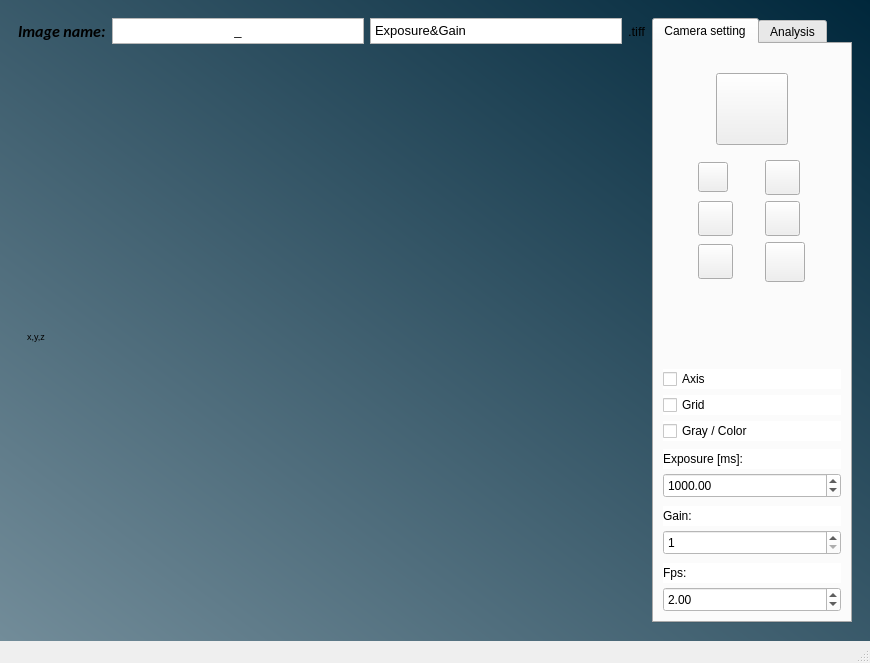
Before: the Qt Designer form develop/interfaces/interface_camera_menu.ui in Mark-mmv/HelczaViewerMultiProject_v1, drawn with Qt 5.
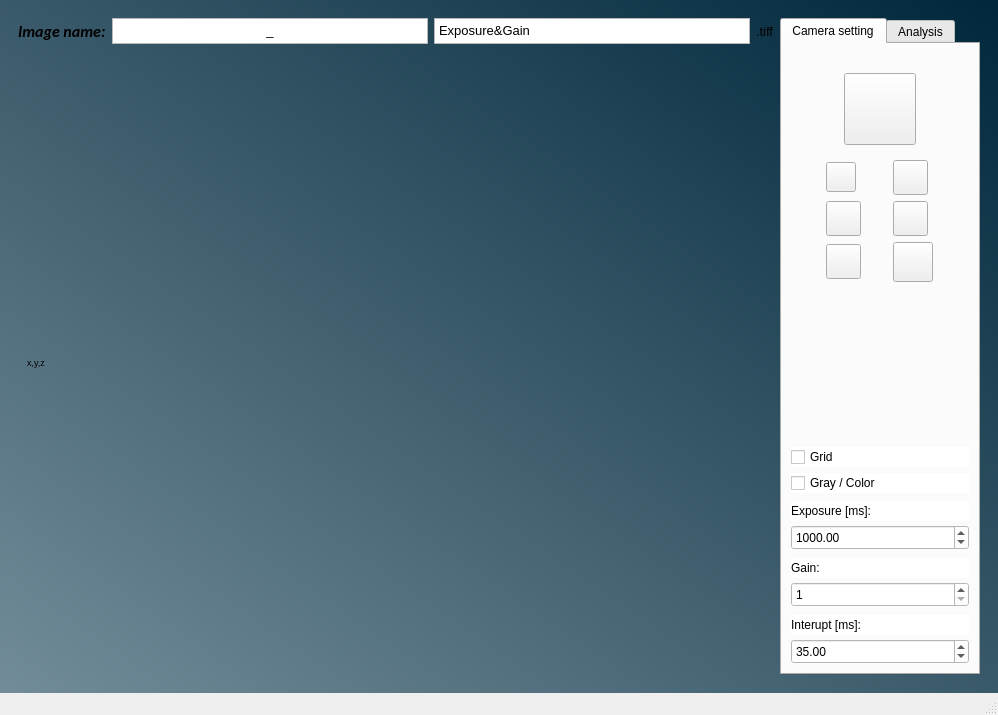
After: the same form once the commit is applied. The open tabs and pages were chosen to show the change. Icons and pictures are not drawn.

```diff
--- a/develop/interfaces/interface_camera_menu.ui
+++ b/develop/interfaces/interface_camera_menu.ui
@@ -6,8 +6,8 @@
    <rect>
     <x>0</x>
     <y>0</y>
-    <width>870</width>
-    <height>663</height>
+    <width>998</width>
+    <height>715</height>
    </rect>
   </property>
   <property name="windowTitle">
@@ -177,72 +177,6 @@
            <property name="topMargin">
             <number>9</number>
            </property>
-           <item row="1" column="1">
-            <spacer name="verticalspacer_5">
-             <property name="orientation">
-              <enum>Qt::Vertical</enum>
-             </property>
-             <property name="sizeType">
-              <enum>QSizePolicy::Fixed</enum>
-             </property>
-             <property name="sizeHint" stdset="0">
-              <size>
-               <width>20</width>
-               <height>20</height>
-              </size>
-             </property>
-            </spacer>
-           </item>
-           <item row="13" column="0" colspan="3">
-            <widget class="QLabel" name="label_exposure">
-             <property name="sizePolicy">
-              <sizepolicy hsizetype="Preferred" vsizetype="Preferred">
-               <horstretch>0</horstretch>
-               <verstretch>0</verstretch>
-              </sizepolicy>
-             </property>
-             <property name="minimumSize">
-              <size>
-               <width>0</width>
-               <height>20</height>
-              </size>
-             </property>
-             <property name="maximumSize">
-              <size>
-               <width>16777215</width>
-               <height>15</height>
-              </size>
-             </property>
-             <property name="styleSheet">
-              <string notr="true">background-color: rgb(255, 255, 255);</string>
-             </property>
-             <property name="text">
-              <string>Exposure [ms]:</string>
-             </property>
-            </widget>
-           </item>
-           <item row="16" column="0" colspan="3">
-            <widget class="QLabel" name="label_gain">
-             <property name="minimumSize">
-              <size>
-               <width>0</width>
-               <height>20</height>
-              </size>
-             </property>
-             <property name="maximumSize">
-              <size>
-               <width>16777215</width>
-               <height>15</height>
-              </size>
-             </property>
-             <property name="styleSheet">
-              <string notr="true">background-color: rgb(255, 255, 255);</string>
-             </property>
-             <property name="text">
-              <string>Gain:</string>
-             </property>
-            </widget>
-           </item>
            <item row="9" column="0" colspan="3">
             <spacer name="verticalspacer_6">
              <property name="orientation">
@@ -259,92 +193,6 @@
              </property>
             </spacer>
            </item>
-           <item row="19" column="0" colspan="3">
-            <widget class="QLabel" name="label_fps">
-             <property name="minimumSize">
-              <size>
-               <width>0</width>
-               <height>20</height>
-              </size>
-             </property>
-             <property name="maximumSize">
-              <size>
-               <width>16777215</width>
-               <height>15</height>
-              </size>
-             </property>
-             <property name="styleSheet">
-              <string notr="true">background-color: rgb(255, 255, 255);</string>
-             </property>
-             <property name="text">
-              <string>Fps:</string>
-             </property>
-            </widget>
-           </item>
-           <item row="12" column="0" colspan="3">
-            <widget class="QCheckBox" name="checkbox_gray_color">
-             <property name="minimumSize">
-              <size>
-               <width>0</width>
-               <height>20</height>
-              </size>
-             </property>
-             <property name="styleSheet">
-              <string notr="true">background-color: rgb(255, 255, 255);</string>
-             </property>
-             <property name="text">
-              <string>Gray / Color</string>
-             </property>
-            </widget>
-           </item>
-           <item row="21" column="0" colspan="3">
-            <widget class="QDoubleSpinBox" name="spinbox_fps">
-             <property name="minimumSize">
-              <size>
-               <width>0</width>
-               <height>25</height>
-              </size>
-             </property>
-             <property name="styleSheet">
-              <string notr="true">background-color: rgb(255, 255, 255);</string>
-             </property>
-             <property name="singleStep">
-              <double>0.010000000000000</double>
-             </property>
-             <property name="value">
-              <double>2.000000000000000</double>
-             </property>
-            </widget>
-           </item>
-           <item row="18" column="0" colspan="3">
-            <widget class="QSpinBox" name="spinbox_gain">
-             <property name="minimumSize">
-              <size>
-               <width>100</width>
-               <height>25</height>
-              </size>
-             </property>
-             <property name="styleSheet">
-              <string notr="true">background-color: rgb(255, 255, 255);</string>
-             </property>
-             <property name="minimum">
-              <number>1</number>
-             </property>
-             <property name="maximum">
-              <number>33</number>
-             </property>
-            </widget>
-           </item>
-           <item row="11" column="0" colspan="3">
-            <widget class="QCheckBox" name="checkbox_grid_stream">
-             <property name="styleSheet">
-              <string notr="true">background-color: rgb(255, 255, 255);</string>
-             </property>
-             <property name="text">
-              <string>Grid</string>
-             </property>
-            </widget>
-           </item>
            <item row="2" column="1">
             <widget class="QPushButton" name="button_start_stream">
              <property name="enabled">
@@ -413,7 +261,29 @@
              </property>
             </widget>
            </item>
-           <item row="15" column="0" colspan="3">
+           <item row="18" column="0" colspan="3">
+            <widget class="QLabel" name="label_fps">
+             <property name="minimumSize">
+              <size>
+               <width>0</width>
+               <height>20</height>
+              </size>
+             </property>
+             <property name="maximumSize">
+              <size>
+               <width>16777215</width>
+               <height>15</height>
+              </size>
+             </property>
+             <property name="styleSheet">
+              <string notr="true">background-color: rgb(255, 255, 255);</string>
+             </property>
+             <property name="text">
+              <string>Interupt [ms]:</string>
+             </property>
+            </widget>
+           </item>
+           <item row="14" column="0" colspan="3">
             <widget class="QDoubleSpinBox" name="spinbox_exposure">
              <property name="minimumSize">
               <size>
@@ -438,6 +308,89 @@
              </property>
             </widget>
            </item>
+           <item row="1" column="1">
+            <spacer name="verticalspacer_5">
+             <property name="orientation">
+              <enum>Qt::Vertical</enum>
+             </property>
+             <property name="sizeType">
+              <enum>QSizePolicy::Fixed</enum>
+             </property>
+             <property name="sizeHint" stdset="0">
+              <size>
+               <width>20</width>
+               <height>20</height>
+              </size>
+             </property>
+            </spacer>
+           </item>
+           <item row="11" column="0" colspan="3">
+            <widget class="QCheckBox" name="checkbox_gray_color">
+             <property name="minimumSize">
+              <size>
+               <width>0</width>
+               <height>20</height>
+              </size>
+             </property>
+             <property name="styleSheet">
+              <string notr="true">background-color: rgb(255, 255, 255);</string>
+             </property>
+             <property name="text">
+              <string>Gray / Color</string>
+             </property>
+            </widget>
+           </item>
+           <item row="15" column="0" colspan="3">
+            <widget class="QLabel" name="label_gain">
+             <property name="minimumSize">
+              <size>
+               <width>0</width>
+               <height>20</height>
+              </size>
+             </property>
+             <property name="maximumSize">
+              <size>
+               <width>16777215</width>
+               <height>15</height>
+              </size>
+             </property>
+             <property name="styleSheet">
+              <string notr="true">background-color: rgb(255, 255, 255);</string>
+             </property>
+             <property name="text">
+              <string>Gain:</string>
+             </property>
+            </widget>
+           </item>
+           <item row="10" column="0" colspan="3">
+            <widget class="QCheckBox" name="checkbox_grid_stream">
+             <property name="styleSheet">
+              <string notr="true">background-color: rgb(255, 255, 255);</string>
+             </property>
+             <property name="text">
+              <string>Grid</string>
+             </property>
+            </widget>
+           </item>
+           <item row="17" column="0" colspan="3">
+            <widget class="QSpinBox" name="spinbox_gain">
+             <property name="minimumSize">
+              <size>
+               <width>100</width>
+               <height>25</height>
+              </size>
+             </property>
+             <property name="styleSheet">
+              <string notr="true">background-color: rgb(255, 255, 255);</string>
+             </property>
+             <property name="minimum">
+              <number>1</number>
+             </property>
+             <property name="maximum">
+              <number>33</number>
+             </property>
+            </widget>
+           </item>
            <item row="3" column="0" colspan="3">
             <widget class="QWidget" name="widget_4" native="true">
              <property name="font">
@@ -656,13 +609,53 @@
              </layout>
             </widget>
            </item>
-           <item row="10" column="0" colspan="3">
-            <widget class="QCheckBox" name="checkbox_axis">
+           <item row="12" column="0" colspan="3">
+            <widget class="QLabel" name="label_exposure">
+             <property name="sizePolicy">
+              <sizepolicy hsizetype="Preferred" vsizetype="Preferred">
+               <horstretch>0</horstretch>
+               <verstretch>0</verstretch>
+              </sizepolicy>
+             </property>
+             <property name="minimumSize">
+              <size>
+               <width>0</width>
+               <height>20</height>
+              </size>
+             </property>
+             <property name="maximumSize">
+              <size>
+               <width>16777215</width>
+               <height>15</height>
+              </size>
+             </property>
              <property name="styleSheet">
               <string notr="true">background-color: rgb(255, 255, 255);</string>
              </property>
              <property name="text">
-              <string>Axis</string>
+              <string>Exposure [ms]:</string>
+             </property>
+            </widget>
+           </item>
+           <item row="20" column="0" colspan="3">
+            <widget class="QDoubleSpinBox" name="spinbox_interupt">
+             <property name="minimumSize">
+              <size>
+               <width>0</width>
+               <height>25</height>
+              </size>
+             </property>
+             <property name="styleSheet">
+              <string notr="true">background-color: rgb(255, 255, 255);</string>
+             </property>
+             <property name="maximum">
+              <double>250.000000000000000</double>
+             </property>
+             <property name="singleStep">
+              <double>1.000000000000000</double>
+             </property>
+             <property name="value">
+              <double>35.000000000000000</double>
              </property>
             </widget>
            </item>
```
Left out of the diff: 10 changed lines with no effect on the pictures.
